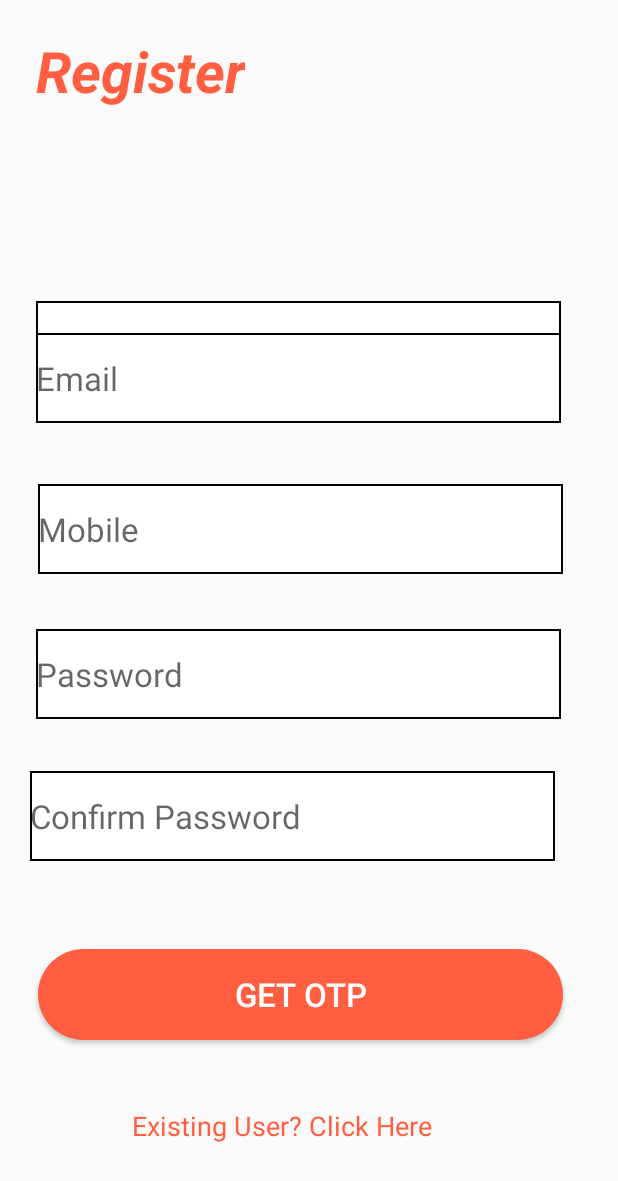
After one commit to upendra-dakuri/PetCareApp, an Android app: the RegisterActivity screen opened directly, with no data from a screen before it, on a phone screen of 412 x 824 dp. The commit adds this screen. Shown: the top 1181 px of the screen. Run offline under Robolectric (Android 15) with nearby library versions, the phone set to English and light mode, and no system bars.

Commit message:
Added Registration UI and Click Actions

```diff
--- a/PetCareMobileApp/app/src/main/AndroidManifest.xml
+++ b/PetCareMobileApp/app/src/main/AndroidManifest.xml
@@ -9,7 +9,9 @@
         android:roundIcon="@mipmap/ic_launcher_round"
         android:supportsRtl="true"
         android:theme="@style/AppTheme">
-        <activity android:name=".SplashScreenActivity"
+        <activity android:name=".RegisterActivity"></activity>
+        <activity
+            android:name=".SplashScreenActivity"
             android:theme="@style/Theme.AppCompat.NoActionBar">
             <intent-filter>
                 <action android:name="android.intent.action.MAIN" />
@@ -17,7 +19,7 @@
                 <category android:name="android.intent.category.LAUNCHER" />
             </intent-filter>
         </activity>
-        <activity android:name=".LoginActivity"></activity>
+        <activity android:name=".LoginActivity" />
     </application>
 
 </manifest>
--- a/PetCareMobileApp/app/src/main/java/com/omniwyse/petcaremobileapp/LoginActivity.kt
+++ b/PetCareMobileApp/app/src/main/java/com/omniwyse/petcaremobileapp/LoginActivity.kt
@@ -1,5 +1,6 @@
 package com.omniwyse.petcaremobileapp
 
+import android.content.Intent
 import androidx.appcompat.app.AppCompatActivity
 import android.os.Bundle
 import android.text.SpannableString
@@ -23,5 +24,9 @@ class LoginActivity : AppCompatActivity() {
         val content = SpannableString(data)
         content.setSpan(UnderlineSpan(), 0, data.length, 0)
         skip.text = content
+
+        textView2.setOnClickListener {
+            startActivity(Intent(this,RegisterActivity::class.java))
+        }
     }
 }
--- /dev/null
+++ b/PetCareMobileApp/app/src/main/java/com/omniwyse/petcaremobileapp/RegisterActivity.kt
@@ -0,0 +1,16 @@
+package com.omniwyse.petcaremobileapp
+
+import android.content.Intent
+import androidx.appcompat.app.AppCompatActivity
+import android.os.Bundle
+import kotlinx.android.synthetic.main.activity_register.*
+
+class RegisterActivity : AppCompatActivity() {
+    override fun onCreate(savedInstanceState: Bundle?) {
+        super.onCreate(savedInstanceState)
+        setContentView(R.layout.activity_register)
+        textView2.setOnClickListener {
+            startActivity(Intent(this,LoginActivity::class.java))
+        }
+    }
+}
--- a/PetCareMobileApp/app/src/main/res/layout/activity_login.xml
+++ b/PetCareMobileApp/app/src/main/res/layout/activity_login.xml
@@ -14,6 +14,7 @@
         android:layout_height="match_parent"
         tools:context=".LoginActivity">
 
+
         <TextView
             android:id="@+id/textView"
             android:layout_width="wrap_content"
@@ -21,16 +22,15 @@
             android:layout_alignParentStart="true"
             android:layout_alignParentLeft="true"
             android:layout_alignParentTop="true"
-            android:layout_marginStart="53dp"
-            android:layout_marginLeft="53dp"
-            android:layout_marginTop="44dp"
+            android:layout_marginStart="28dp"
+            android:layout_marginLeft="28dp"
+            android:layout_marginTop="40dp"
             android:text="Login"
             android:textColor="#FF5E41"
             android:textSize="17pt"
             android:textStyle="bold|italic"
             app:layout_constraintStart_toStartOf="parent"
             app:layout_constraintTop_toTopOf="parent" />
-
 
         <Button
             android:id="@+id/button"
@@ -91,12 +91,14 @@
             android:layout_alignParentLeft="true"
             android:layout_alignParentBottom="true"
             android:layout_centerVertical="true"
-            android:layout_marginTop="15dp"
+            android:layout_marginStart="31dp"
+            android:layout_marginLeft="31dp"
+            android:layout_marginTop="13dp"
             android:text="Login with OTP"
             android:textColor="#707070"
             android:textSize="6pt"
-            app:layout_constraintStart_toStartOf="@+id/name"
-            app:layout_constraintTop_toBottomOf="@+id/name" />
+            app:layout_constraintStart_toStartOf="parent"
+            app:layout_constraintTop_toBottomOf="@+id/editTextTextPassword" />
 
         <TextView
             android:id="@+id/textView5"
@@ -105,12 +107,14 @@
             android:layout_alignParentEnd="true"
             android:layout_alignParentRight="true"
             android:layout_centerVertical="true"
-            android:layout_marginTop="15dp"
+            android:layout_marginTop="13dp"
+            android:layout_marginEnd="5dp"
+            android:layout_marginRight="5dp"
             android:text="Forgot Password ?"
             android:textColor="#707070"
             android:textSize="6pt"
-            app:layout_constraintEnd_toEndOf="@+id/name"
-            app:layout_constraintTop_toBottomOf="@+id/name" />
+            app:layout_constraintEnd_toEndOf="@+id/editTextTextPassword"
+            app:layout_constraintTop_toBottomOf="@+id/editTextTextPassword" />
 
         <EditText
             android:id="@+id/textView3"
@@ -119,39 +123,33 @@
             android:layout_marginTop="164dp"
             android:layout_marginBottom="197dp"
             android:background="@drawable/register"
-            android:text="Mobile"
+            android:hint="Mobile"
             android:textColor="#000"
-            android:textSize="10pt"
+            android:textSize="12pt"
             app:layout_constraintBottom_toTopOf="@+id/button"
             app:layout_constraintEnd_toEndOf="parent"
             app:layout_constraintStart_toStartOf="parent"
             app:layout_constraintTop_toTopOf="parent" />
 
         <EditText
-            android:id="@+id/name"
-            android:layout_width="350dp"
+            android:id="@+id/editTextTextPassword"
+            android:layout_width="0dp"
             android:layout_height="70dp"
-            android:layout_alignParentStart="true"
-            android:layout_alignParentLeft="true"
-            android:layout_alignParentTop="true"
-            android:layout_centerHorizontal="true"
-            android:layout_marginStart="38dp"
-            android:layout_marginLeft="38dp"
-            android:layout_marginTop="250dp"
-            android:layout_marginEnd="38dp"
-            android:layout_marginRight="38dp"
-            android:layout_marginBottom="361dp"
+            android:layout_marginStart="25dp"
+            android:layout_marginLeft="25dp"
+            android:layout_marginTop="99dp"
+            android:layout_marginEnd="25dp"
+            android:layout_marginRight="25dp"
+            android:layout_marginBottom="98dp"
             android:background="@drawable/register"
             android:ems="10"
-            android:inputType="textPersonName"
-            android:text="Password"
-            android:textColor="#000"
-            android:textSize="10pt"
-            app:layout_constraintBottom_toTopOf="@+id/skip"
+            android:hint="Password"
+            android:inputType="textPassword"
+            android:textSize="12pt"
+            app:layout_constraintBottom_toTopOf="@+id/button"
             app:layout_constraintEnd_toEndOf="parent"
-            app:layout_constraintHorizontal_bias="0.466"
             app:layout_constraintStart_toStartOf="parent"
-            app:layout_constraintTop_toTopOf="parent" />
+            app:layout_constraintTop_toTopOf="@+id/textView3" />
 
     </androidx.constraintlayout.widget.ConstraintLayout>
 </layout>
--- /dev/null
+++ b/PetCareMobileApp/app/src/main/res/layout/activity_register.xml
@@ -0,0 +1,175 @@
+<?xml version="1.0" encoding="utf-8"?>
+<androidx.constraintlayout.widget.ConstraintLayout xmlns:android="http://schemas.android.com/apk/res/android"
+    xmlns:app="http://schemas.android.com/apk/res-auto"
+    xmlns:tools="http://schemas.android.com/tools"
+    android:layout_width="match_parent"
+    android:layout_height="match_parent"
+    tools:context=".RegisterActivity">
+
+    <TextView
+        android:id="@+id/register"
+        android:layout_width="wrap_content"
+        android:layout_height="wrap_content"
+        android:layout_alignParentStart="true"
+        android:layout_alignParentLeft="true"
+        android:layout_alignParentTop="true"
+        android:layout_marginStart="24dp"
+        android:layout_marginLeft="24dp"
+        android:layout_marginTop="10dp"
+        android:layout_marginBottom="138dp"
+        android:text="Register"
+        android:textColor="#FF5E41"
+        android:textSize="17pt"
+        android:textStyle="bold|italic"
+        app:layout_constraintBottom_toTopOf="@+id/email"
+        app:layout_constraintStart_toStartOf="parent"
+        app:layout_constraintTop_toTopOf="parent" />
+
+    <EditText
+        android:id="@+id/name"
+        android:layout_width="350dp"
+        android:layout_height="60dp"
+        android:layout_alignParentStart="true"
+        android:layout_alignParentLeft="true"
+        android:layout_alignParentTop="true"
+        android:layout_centerHorizontal="true"
+        android:layout_marginStart="24dp"
+        android:layout_marginLeft="24dp"
+        android:layout_marginBottom="552dp"
+        android:background="@drawable/register"
+        android:ems="10"
+        android:inputType="textPersonName"
+        android:hint="Name"
+        android:textColor="#000"
+        android:textSize="10pt"
+        app:layout_constraintBottom_toBottomOf="parent"
+        app:layout_constraintStart_toStartOf="parent"
+        app:layout_constraintTop_toBottomOf="@+id/register"
+        app:layout_constraintVertical_bias="0.92" />
+
+    <EditText
+        android:id="@+id/email"
+        android:layout_width="350dp"
+        android:layout_height="60dp"
+        android:layout_alignParentStart="true"
+        android:layout_alignParentLeft="true"
+        android:layout_alignParentTop="true"
+        android:layout_centerHorizontal="true"
+        android:layout_marginLeft="15dp"
+        android:layout_marginBottom="30dp"
+        android:background="@drawable/register"
+        android:ems="10"
+        android:inputType="textPersonName"
+        android:hint="Email"
+        android:textColor="#000"
+        android:textSize="10pt"
+        app:layout_constraintBottom_toTopOf="@+id/mobile"
+        app:layout_constraintEnd_toEndOf="@+id/name"
+        app:layout_constraintHorizontal_bias="1.0"
+        app:layout_constraintStart_toStartOf="@+id/name"
+        app:layout_constraintTop_toBottomOf="@+id/register" />
+
+    <EditText
+        android:id="@+id/mobile"
+        android:layout_width="350dp"
+        android:layout_height="60dp"
+        android:layout_marginLeft="15dp"
+        android:layout_alignParentStart="true"
+        android:layout_alignParentLeft="true"
+        android:layout_alignParentTop="true"
+        android:layout_centerInParent="true"
+        android:layout_centerVertical="true"
+        android:layout_marginStart="25dp"
+        android:layout_marginBottom="25dp"
+        android:background="@drawable/register"
+        android:ems="10"
+        android:inputType="textPersonName"
+        android:hint="Mobile"
+        android:textColor="#000"
+        android:textSize="10pt"
+        app:layout_constraintBottom_toTopOf="@+id/password"
+        app:layout_constraintStart_toStartOf="parent"
+        app:layout_constraintTop_toBottomOf="@+id/email" />
+
+    <EditText
+        android:id="@+id/password"
+        android:layout_width="350dp"
+        android:layout_height="60dp"
+        android:layout_alignParentStart="true"
+        android:layout_alignParentLeft="true"
+        android:layout_alignParentTop="true"
+        android:layout_centerHorizontal="true"
+        android:layout_marginStart="24dp"
+        android:layout_marginLeft="24dp"
+        android:layout_marginBottom="23dp"
+        android:background="@drawable/register"
+        android:ems="10"
+        android:inputType="textPassword"
+        android:hint="Password"
+        android:textColor="#000"
+        android:textSize="10pt"
+        app:layout_constraintBottom_toTopOf="@+id/cpassword"
+        app:layout_constraintStart_toStartOf="parent"
+        app:layout_constraintTop_toBottomOf="@+id/mobile" />
+
+    <EditText
+        android:id="@+id/cpassword"
+        android:layout_width="350dp"
+        android:layout_height="60dp"
+        android:layout_alignParentStart="true"
+        android:layout_alignParentLeft="true"
+        android:layout_alignParentTop="true"
+        android:layout_centerHorizontal="true"
+        android:layout_marginStart="20dp"
+        android:layout_marginLeft="20dp"
+        android:layout_marginBottom="48dp"
+        android:background="@drawable/register"
+        android:ems="10"
+        android:inputType="textPassword"
+        android:hint="Confirm Password"
+        android:textColor="#000"
+        android:textSize="10pt"
+        app:layout_constraintBottom_toTopOf="@+id/button"
+        app:layout_constraintStart_toStartOf="parent"
+        app:layout_constraintTop_toBottomOf="@+id/password" />
+
+    <Button
+        android:id="@+id/button"
+        android:layout_width="350dp"
+        android:layout_height="60dp"
+        android:layout_alignParentStart="true"
+        android:layout_alignParentLeft="true"
+        android:layout_alignParentEnd="true"
+        android:layout_alignParentRight="true"
+        android:layout_alignParentBottom="true"
+        android:layout_centerHorizontal="true"
+        android:layout_marginStart="25dp"
+        android:layout_marginBottom="34dp"
+        android:background="@drawable/login_shape"
+        android:text="Get OTP"
+        android:layout_marginLeft="15dp"
+        android:textColor="#FFFFFF"
+        android:textSize="10pt"
+        app:layout_constraintBottom_toTopOf="@+id/textView2"
+        app:layout_constraintStart_toStartOf="parent"
+        app:layout_constraintTop_toBottomOf="@+id/cpassword" />
+
+    <TextView
+        android:id="@+id/textView2"
+        android:layout_width="wrap_content"
+        android:layout_height="wrap_content"
+        android:layout_alignParentStart="true"
+        android:layout_alignParentLeft="true"
+        android:layout_alignParentBottom="true"
+        android:layout_centerHorizontal="true"
+        android:layout_marginStart="88dp"
+        android:layout_marginLeft="88dp"
+        android:layout_marginBottom="50dp"
+        android:text="Existing User? Click Here"
+        android:textColor="#FF5E41"
+        android:textSize="8pt"
+        app:layout_constraintBottom_toBottomOf="parent"
+        app:layout_constraintStart_toStartOf="parent"
+        app:layout_constraintTop_toBottomOf="@+id/button" />
+
+</androidx.constraintlayout.widget.ConstraintLayout>
```
